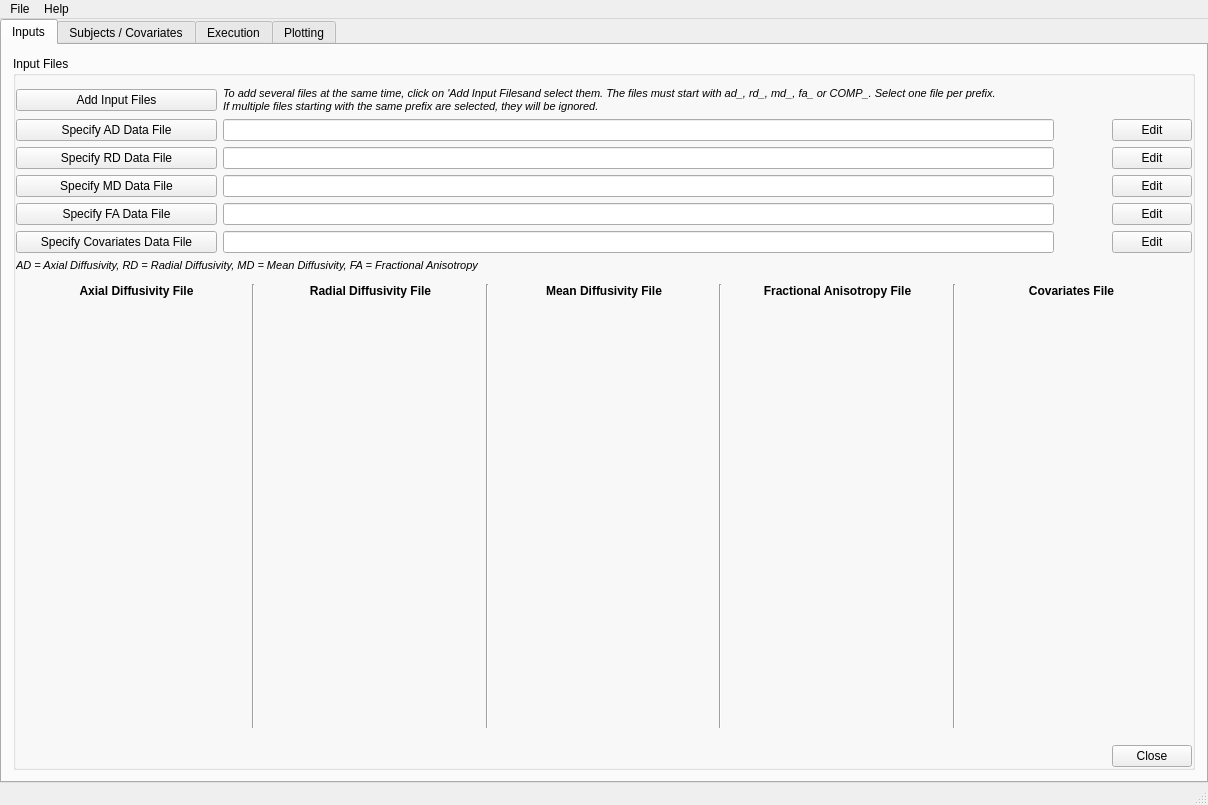
Above: FADTTSWindow.ui from jeantm/FADTTS before the change. Below: the same form after it.
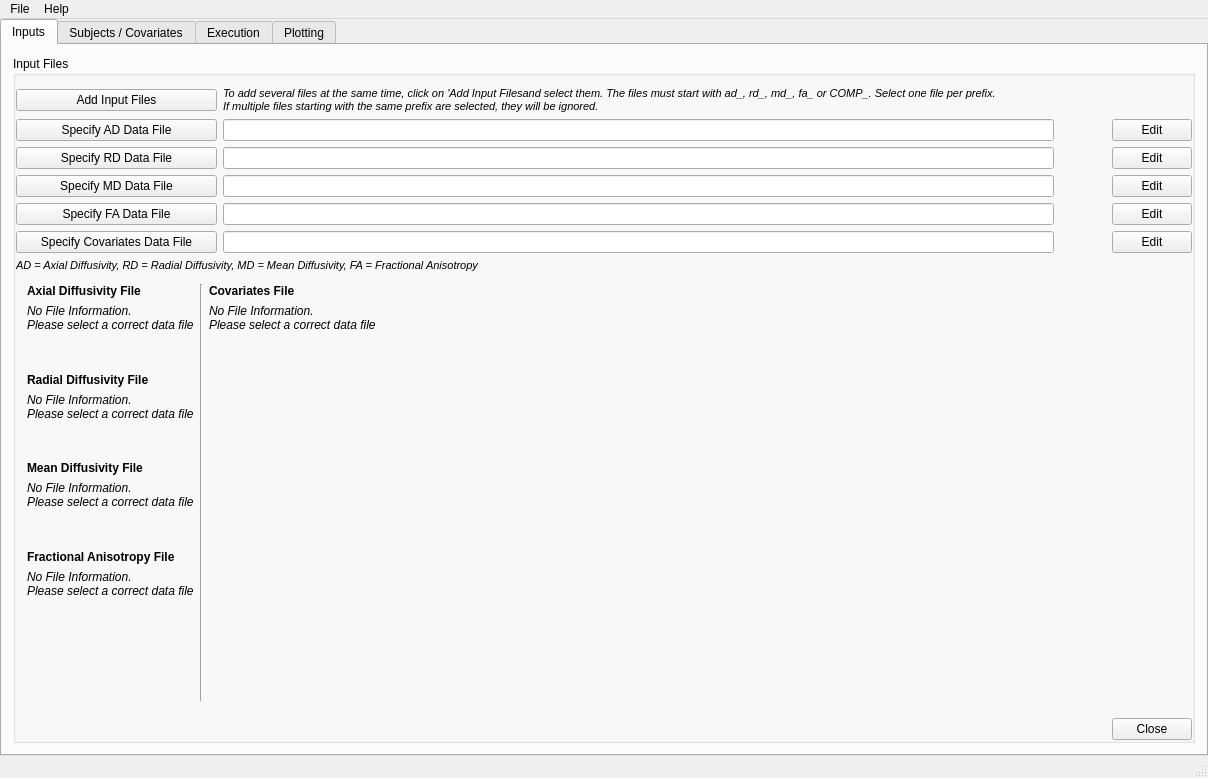
That is the form after the change. The open tabs and pages were chosen to show the change. Custom widgets are drawn as their Qt base class.

Commit message:
Project FADTTS Add Plotting
- Raw data and Raw Stats added to plots. Still some bugs to fix.

```diff
--- a/FADTTSWindow.ui
+++ b/FADTTSWindow.ui
@@ -10,7 +10,7 @@
     <x>0</x>
     <y>0</y>
     <width>1208</width>
-    <height>805</height>
+    <height>778</height>
    </rect>
   </property>
   <property name="sizePolicy">
@@ -478,65 +478,65 @@
            </item>
            <item row="11" column="0" colspan="7">
             <widget class="QWidget" name="inputTab_fileInfo_widget" native="true">
+             <property name="sizePolicy">
+              <sizepolicy hsizetype="Fixed" vsizetype="Preferred">
+               <horstretch>0</horstretch>
+               <verstretch>0</verstretch>
+              </sizepolicy>
+             </property>
              <layout class="QGridLayout" name="gridLayout_8">
               <property name="topMargin">
                <number>6</number>
               </property>
-              <item row="0" column="7">
-               <widget class="QLabel" name="inputTab_faFileInfoHeader_label">
-                <property name="text">
-                 <string>&lt;p align=&quot;center&quot;&gt;&lt;span style=&quot; font-weight:600;&quot;&gt;Fractional Anisotropy File&lt;/span&gt;</string>
-                </property>
-               </widget>
-              </item>
-              <item row="1" column="5" rowspan="2">
+              <item row="7" column="1" rowspan="2">
                <widget class="QLabel" name="inputTab_mdFileInfo_label">
                 <property name="text">
-                 <string/>
+                 <string>&lt;i&gt;No File Information.&lt;br&gt;Please select a correct data file&lt;/i&gt;</string>
                 </property>
                 <property name="alignment">
                  <set>Qt::AlignLeading|Qt::AlignLeft|Qt::AlignTop</set>
                 </property>
                </widget>
               </item>
-              <item row="0" column="8" rowspan="3">
-               <widget class="Line" name="inputTab_verticalLine_4">
-                <property name="orientation">
-                 <enum>Qt::Vertical</enum>
-                </property>
-               </widget>
-              </item>
-              <item row="1" column="9" rowspan="2">
-               <widget class="QLabel" name="inputTab_covariateFileInfo_label">
-                <property name="text">
-                 <string/>
-                </property>
-                <property name="alignment">
-                 <set>Qt::AlignLeading|Qt::AlignLeft|Qt::AlignTop</set>
-                </property>
-               </widget>
-              </item>
-              <item row="1" column="7" rowspan="2">
-               <widget class="QLabel" name="inputTab_faFileInfo_label">
-                <property name="text">
-                 <string/>
-                </property>
-                <property name="alignment">
-                 <set>Qt::AlignLeading|Qt::AlignLeft|Qt::AlignTop</set>
-                </property>
-               </widget>
-              </item>
-              <item row="0" column="5">
+              <item row="6" column="1">
                <widget class="QLabel" name="inputTab_mdFileInfoHeader_label">
+                <property name="sizePolicy">
+                 <sizepolicy hsizetype="Preferred" vsizetype="Fixed">
+                  <horstretch>0</horstretch>
+                  <verstretch>0</verstretch>
+                 </sizepolicy>
+                </property>
                 <property name="text">
-                 <string>&lt;p align=&quot;center&quot;&gt;&lt;span style=&quot; font-weight:600;&quot;&gt;Mean Diffusivity File&lt;/span&gt;</string>
+                 <string>&lt;span style=&quot; font-weight:600;&quot;&gt;Mean Diffusivity File&lt;/span&gt;</string>
                 </property>
                </widget>
               </item>
-              <item row="0" column="2" rowspan="3">
-               <widget class="Line" name="inputTab_verticalLine">
-                <property name="orientation">
-                 <enum>Qt::Vertical</enum>
+              <item row="0" column="3">
+               <widget class="QLabel" name="inputTab_covariateFileInfoHeader_label">
+                <property name="sizePolicy">
+                 <sizepolicy hsizetype="Preferred" vsizetype="Fixed">
+                  <horstretch>0</horstretch>
+                  <verstretch>0</verstretch>
+                 </sizepolicy>
+                </property>
+                <property name="text">
+                 <string>&lt;span style=&quot; font-weight:600;&quot;&gt;Covariates File&lt;/span&gt;</string>
+                </property>
+               </widget>
+              </item>
+              <item row="1" column="1" rowspan="2">
+               <widget class="QLabel" name="inputTab_adFileInfo_label">
+                <property name="sizePolicy">
+                 <sizepolicy hsizetype="Preferred" vsizetype="Preferred">
+                  <horstretch>0</horstretch>
+                  <verstretch>0</verstretch>
+                 </sizepolicy>
+                </property>
+                <property name="text">
+                 <string>&lt;i&gt;No File Information.&lt;br&gt;Please select a correct data file&lt;/i&gt;</string>
+                </property>
+                <property name="alignment">
+                 <set>Qt::AlignLeading|Qt::AlignLeft|Qt::AlignTop</set>
                 </property>
                </widget>
               </item>
@@ -549,61 +549,70 @@
                  </sizepolicy>
                 </property>
                 <property name="text">
-                 <string>&lt;p align=&quot;center&quot;&gt;&lt;span style=&quot; font-weight:600;&quot;&gt;Axial Diffusivity File&lt;/span&gt;</string>
+                 <string>&lt;span style=&quot; font-weight:600;&quot;&gt;Axial Diffusivity File&lt;/span&gt;</string>
                 </property>
                </widget>
               </item>
-              <item row="0" column="9">
-               <widget class="QLabel" name="inputTab_covariateFileInfoHeader_label">
-                <property name="text">
-                 <string>&lt;p align=&quot;center&quot;&gt;&lt;span style=&quot; font-weight:600;&quot;&gt;Covariates File&lt;/span&gt;</string>
+              <item row="0" column="2" rowspan="14">
+               <widget class="Line" name="inputTab_line">
+                <property name="orientation">
+                 <enum>Qt::Vertical</enum>
                 </property>
                </widget>
               </item>
-              <item row="0" column="3">
+              <item row="3" column="1">
                <widget class="QLabel" name="inputTab_rdFileInfoHeader_label">
+                <property name="sizePolicy">
+                 <sizepolicy hsizetype="Preferred" vsizetype="Fixed">
+                  <horstretch>0</horstretch>
+                  <verstretch>0</verstretch>
+                 </sizepolicy>
+                </property>
                 <property name="text">
-                 <string>&lt;p align=&quot;center&quot;&gt;&lt;span style=&quot; font-weight:600;&quot;&gt;Radial Diffusivity File&lt;/span&gt;</string>
+                 <string>&lt;span style=&quot; font-weight:600;&quot;&gt;Radial Diffusivity File&lt;/span&gt;</string>
                 </property>
                </widget>
               </item>
-              <item row="0" column="6" rowspan="3">
-               <widget class="Line" name="inputTab_verticalLine_3">
-                <property name="orientation">
-                 <enum>Qt::Vertical</enum>
-                </property>
-               </widget>
-              </item>
-              <item row="1" column="3" rowspan="2">
+              <item row="4" column="1" rowspan="2">
                <widget class="QLabel" name="inputTab_rdFileInfo_label">
                 <property name="text">
-                 <string/>
+                 <string>&lt;i&gt;No File Information.&lt;br&gt;Please select a correct data file&lt;/i&gt;</string>
                 </property>
                 <property name="alignment">
                  <set>Qt::AlignLeading|Qt::AlignLeft|Qt::AlignTop</set>
                 </property>
                </widget>
               </item>
-              <item row="1" column="1" rowspan="2">
-               <widget class="QLabel" name="inputTab_adFileInfo_label">
+              <item row="9" column="1">
+               <widget class="QLabel" name="inputTab_faFileInfoHeader_label">
                 <property name="sizePolicy">
-                 <sizepolicy hsizetype="Preferred" vsizetype="Expanding">
+                 <sizepolicy hsizetype="Preferred" vsizetype="Fixed">
                   <horstretch>0</horstretch>
                   <verstretch>0</verstretch>
                  </sizepolicy>
                 </property>
                 <property name="text">
-                 <string/>
+                 <string>&lt;span style=&quot; font-weight:600;&quot;&gt;Fractional Anisotropy File&lt;/span&gt;</string>
                 </property>
+               </widget>
+              </item>
+              <item row="10" column="1" rowspan="4">
+               <widget class="QLabel" name="inputTab_faFileInfo_label">
+                <property name="text">
+                 <string>&lt;i&gt;No File Information.&lt;br&gt;Please select a correct data file&lt;/i&gt;</string>
+                </property>
                 <property name="alignment">
                  <set>Qt::AlignLeading|Qt::AlignLeft|Qt::AlignTop</set>
                 </property>
                </widget>
               </item>
-              <item row="0" column="4" rowspan="3">
-               <widget class="Line" name="inputTab_verticalLine_2">
-                <property name="orientation">
-                 <enum>Qt::Vertical</enum>
+              <item row="1" column="3" rowspan="13">
+               <widget class="QLabel" name="inputTab_covariateFileInfo_label">
+                <property name="text">
+                 <string>&lt;i&gt;No File Information.&lt;br&gt;Please select a correct data file&lt;/i&gt;</string>
+                </property>
+                <property name="alignment">
+                 <set>Qt::AlignLeading|Qt::AlignLeft|Qt::AlignTop</set>
                 </property>
                </widget>
               </item>
```
Left out of the diff: 590 changed lines with no effect on the pictures. The commit also changes 6 other files.
